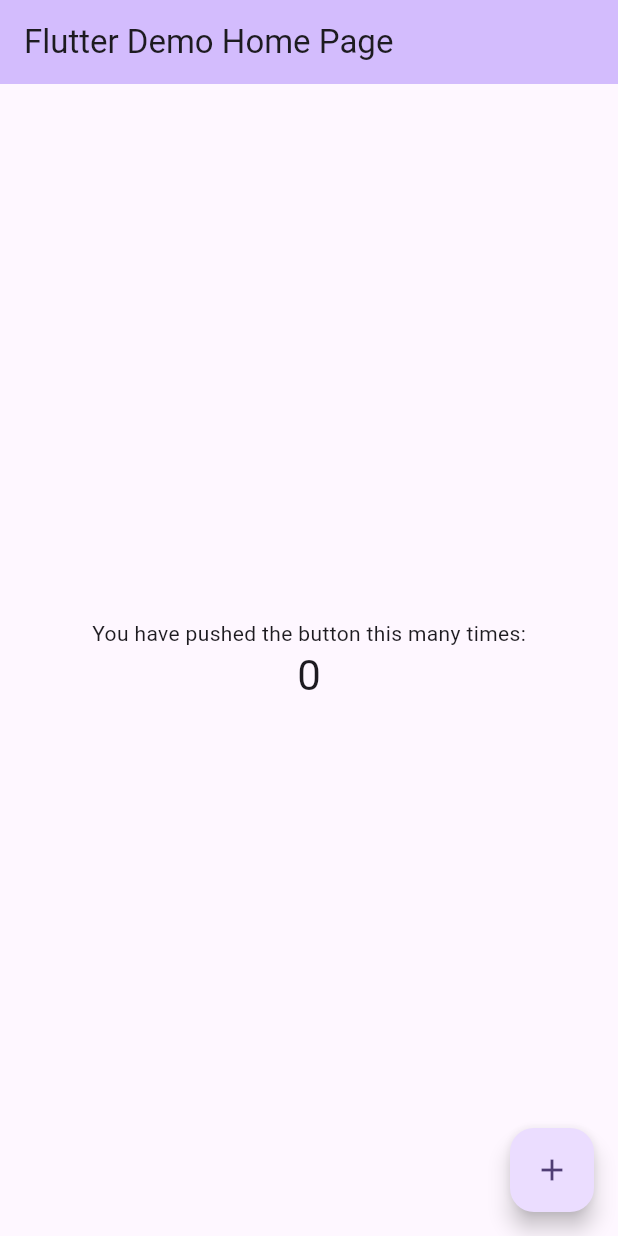
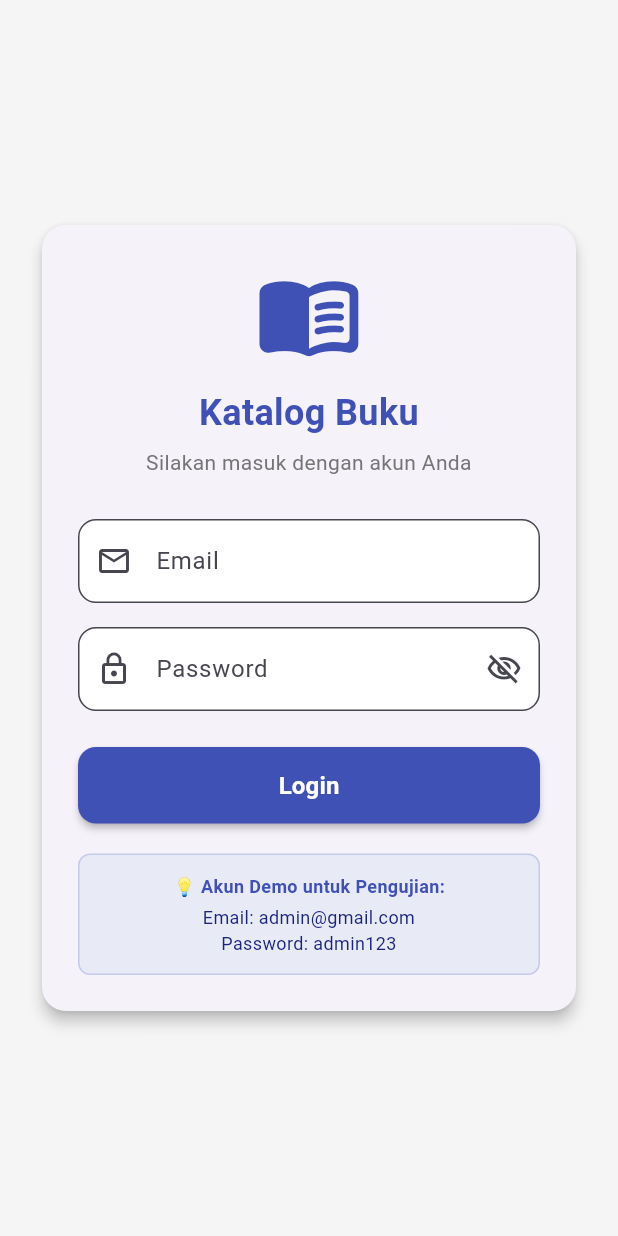
Before and after one commit to supremeinori/Latihan_Kuis_124240118, a Flutter app: the screen it shows after launch, on a phone screen of 412 x 824 dp. Run offline on Flutter 3.47's test engine with Material 3 defaults, Android fonts, the light colour scheme and no system bars.

Commit message:
tambah halaman login

```diff
--- a/lib/main.dart
+++ b/lib/main.dart
@@ -1,4 +1,5 @@
 import 'package:flutter/material.dart';
+import 'pages/login_page.dart';
 
 void main() {
   runApp(const MyApp());
@@ -7,116 +8,23 @@ void main() {
 class MyApp extends StatelessWidget {
   const MyApp({super.key});
 
-  // This widget is the root of your application.
   @override
   Widget build(BuildContext context) {
     return MaterialApp(
-      title: 'Flutter Demo',
+      title: 'Latihan Kuis - Katalog Buku',
+      debugShowCheckedModeBanner: false,
       theme: ThemeData(
-        // This is the theme of your application.
-        //
-        // TRY THIS: Try running your application with "flutter run". You'll see
-        // the application has a purple toolbar. Then, without quitting the app,
-        // try changing the seedColor in the colorScheme below to Colors.green
-        // and then invoke "hot reload" (save your changes or press the "hot
-        // reload" button in a Flutter-supported IDE, or press "r" if you used
-        // the command line to start the app).
-        //
-        // Notice that the counter didn't reset back to zero; the application
-        // state is not lost during the reload. To reset the state, use hot
-        // restart instead.
-        //
-        // This works for code too, not just values: Most code changes can be
-        // tested with just a hot reload.
-        colorScheme: .fromSeed(seedColor: Colors.deepPurple),
+        colorScheme: ColorScheme.fromSeed(
+          seedColor: Colors.indigo,
+          primary: Colors.indigo,
+        ),
+        useMaterial3: true,
+        appBarTheme: const AppBarTheme(
+          centerTitle: true,
+          elevation: 2,
+        ),
       ),
-      home: const MyHomePage(title: 'Flutter Demo Home Page'),
+      home: const LoginPage(),
     );
   }
 }
-
-class MyHomePage extends StatefulWidget {
-  const MyHomePage({super.key, required this.title});
-
-  // This widget is the home page of your application. It is stateful, meaning
-  // that it has a State object (defined below) that contains fields that affect
-  // how it looks.
-
-  // This class is the configuration for the state. It holds the values (in this
-  // case the title) provided by the parent (in this case the App widget) and
-  // used by the build method of the State. Fields in a Widget subclass are
-  // always marked "final".
-
-  final String title;
-
-  @override
-  State<MyHomePage> createState() => _MyHomePageState();
-}
-
-class _MyHomePageState extends State<MyHomePage> {
-  int _counter = 0;
-
-  void _incrementCounter() {
-    setState(() {
-      // This call to setState tells the Flutter framework that something has
-      // changed in this State, which causes it to rerun the build method below
-      // so that the display can reflect the updated values. If we changed
-      // _counter without calling setState(), then the build method would not be
-      // called again, and so nothing would appear to happen.
-      _counter++;
-    });
-  }
-
-  @override
-  Widget build(BuildContext context) {
-    // This method is rerun every time setState is called, for instance as done
-    // by the _incrementCounter method above.
-    //
-    // The Flutter framework has been optimized to make rerunning build methods
-    // fast, so that you can just rebuild anything that needs updating rather
-    // than having to individually change instances of widgets.
-    return Scaffold(
-      appBar: AppBar(
-        // TRY THIS: Try changing the color here to a specific color (to
-        // Colors.amber, perhaps?) and trigger a hot reload to see the AppBar
-        // change color while the other colors stay the same.
-        backgroundColor: Theme.of(context).colorScheme.inversePrimary,
-        // Here we take the value from the MyHomePage object that was created by
-        // the App.build method, and use it to set our appbar title.
-        title: Text(widget.title),
-      ),
-      body: Center(
-        // Center is a layout widget. It takes a single child and positions it
-        // in the middle of the parent.
-        child: Column(
-          // Column is also a layout widget. It takes a list of children and
-          // arranges them vertically. By default, it sizes itself to fit its
-          // children horizontally, and tries to be as tall as its parent.
-          //
-          // Column has various properties to control how it sizes itself and
-          // how it positions its children. Here we use mainAxisAlignment to
-          // center the children vertically; the main axis here is the vertical
-          // axis because Columns are vertical (the cross axis would be
-          // horizontal).
-          //
-          // TRY THIS: Invoke "debug painting" (choose the "Toggle Debug Paint"
-          // action in the IDE, or press "p" in the console), to see the
-          // wireframe for each widget.
-          mainAxisAlignment: .center,
-          children: [
-            const Text('You have pushed the button this many times:'),
-            Text(
-              '$_counter',
-              style: Theme.of(context).textTheme.headlineMedium,
-            ),
-          ],
-        ),
-      ),
-      floatingActionButton: FloatingActionButton(
-        onPressed: _incrementCounter,
-        tooltip: 'Increment',
-        child: const Icon(Icons.add),
-      ),
-    );
-  }
-}
--- /dev/null
+++ b/lib/pages/login_page.dart
@@ -0,0 +1,238 @@
+import 'package:flutter/material.dart';
+import 'library_page.dart';
+
+class LoginPage extends StatefulWidget {
+  const LoginPage({super.key});
+
+  @override
+  State<LoginPage> createState() => _LoginPageState();
+}
+
+class _LoginPageState extends State<LoginPage> {
+  // Controller untuk menangani input teks
+  final TextEditingController _emailController = TextEditingController();
+  final TextEditingController _passwordController = TextEditingController();
+
+  // GlobalKey untuk validasi form
+  final GlobalKey<FormState> _formKey = GlobalKey<FormState>();
+
+  // State untuk toggle visibilitas password
+  bool _obscurePassword = true;
+
+  // Akun dummy untuk simulasi kuis
+  static const String dummyEmail = 'admin@gmail.com';
+  static const String dummyPassword = 'admin123';
+
+  @override
+  void dispose() {
+    _emailController.dispose();
+    _passwordController.dispose();
+    super.dispose();
+  }
+
+  void _login() {
+    // Validasi input form terlebih dahulu
+    if (!_formKey.currentState!.validate()) {
+      return;
+    }
+
+    final String inputEmail = _emailController.text.trim();
+    final String inputPassword = _passwordController.text;
+
+    // Cek apakah email dan password sesuai dengan akun dummy
+    if (inputEmail == dummyEmail && inputPassword == dummyPassword) {
+      // Login Berhasil
+      ScaffoldMessenger.of(context).showSnackBar(
+        const SnackBar(
+          content: Text('Login berhasil! Selamat datang.'),
+          backgroundColor: Colors.green,
+          duration: Duration(seconds: 2),
+        ),
+      );
+
+      // Navigasi ke Library Page dan hapus riwayat login dari backstack
+      Navigator.pushReplacement(
+        context,
+        MaterialPageRoute(builder: (context) => const LibraryPage()),
+      );
+    } else {
+      // Login Gagal - Tampilkan pesan error sesuai instruksi soal
+      ScaffoldMessenger.of(context).showSnackBar(
+        const SnackBar(
+          content: Text('Email atau password tidak sesuai!'),
+          backgroundColor: Colors.redAccent,
+          duration: Duration(seconds: 3),
+        ),
+      );
+    }
+  }
+
+  @override
+  Widget build(BuildContext context) {
+    return Scaffold(
+      backgroundColor: Colors.grey[100],
+      body: SafeArea(
+        child: Center(
+          child: SingleChildScrollView(
+            padding: const EdgeInsets.symmetric(horizontal: 24.0, vertical: 16.0),
+            child: Card(
+              elevation: 4,
+              shape: RoundedRectangleBorder(
+                borderRadius: BorderRadius.circular(16),
+              ),
+              child: Padding(
+                padding: const EdgeInsets.all(24.0),
+                child: Form(
+                  key: _formKey,
+                  child: Column(
+                    mainAxisSize: MainAxisSize.min,
+                    crossAxisAlignment: CrossAxisAlignment.stretch,
+                    children: [
+                      // Logo atau Ikon Aplikasi
+                      const Icon(
+                        Icons.menu_book_rounded,
+                        size: 72,
+                        color: Colors.indigo,
+                      ),
+                      const SizedBox(height: 12),
+                      const Text(
+                        'Katalog Buku',
+                        textAlign: TextAlign.center,
+                        style: TextStyle(
+                          fontSize: 24,
+                          fontWeight: FontWeight.bold,
+                          color: Colors.indigo,
+                        ),
+                      ),
+                      const SizedBox(height: 6),
+                      Text(
+                        'Silakan masuk dengan akun Anda',
+                        textAlign: TextAlign.center,
+                        style: TextStyle(
+                          fontSize: 14,
+                          color: Colors.grey[600],
+                        ),
+                      ),
+                      const SizedBox(height: 28),
+
+                      // Input Email
+                      TextFormField(
+                        controller: _emailController,
+                        keyboardType: TextInputType.emailAddress,
+                        decoration: InputDecoration(
+                          labelText: 'Email',
+                          hintText: 'admin@gmail.com',
+                          prefixIcon: const Icon(Icons.email_outlined),
+                          border: OutlineInputBorder(
+                            borderRadius: BorderRadius.circular(12),
+                          ),
+                          filled: true,
+                          fillColor: Colors.white,
+                        ),
+                        validator: (value) {
+                          if (value == null || value.trim().isEmpty) {
+                            return 'Email tidak boleh kosong';
+                          }
+                          return null;
+                        },
+                      ),
+                      const SizedBox(height: 16),
+
+                      // Input Password
+                      TextFormField(
+                        controller: _passwordController,
+                        obscureText: _obscurePassword,
+                        decoration: InputDecoration(
+                          labelText: 'Password',
+                          hintText: 'admin123',
+                          prefixIcon: const Icon(Icons.lock_outline),
+                          suffixIcon: IconButton(
+                            icon: Icon(
+                              _obscurePassword
+                                  ? Icons.visibility_off_outlined
+                                  : Icons.visibility_outlined,
+                            ),
+                            onPressed: () {
+                              setState(() {
+                                _obscurePassword = !_obscurePassword;
+                              });
+                            },
+                          ),
+                          border: OutlineInputBorder(
+                            borderRadius: BorderRadius.circular(12),
+                          ),
+                          filled: true,
+                          fillColor: Colors.white,
+                        ),
+                        validator: (value) {
+                          if (value == null || value.isEmpty) {
+                            return 'Password tidak boleh kosong';
+                          }
+                          return null;
+                        },
+                      ),
+                      const SizedBox(height: 24),
+
+                      // Tombol Login
+                      ElevatedButton(
+                        onPressed: _login,
+                        style: ElevatedButton.styleFrom(
+                          backgroundColor: Colors.indigo,
+                          foregroundColor: Colors.white,
+                          padding: const EdgeInsets.symmetric(vertical: 14),
+                          shape: RoundedRectangleBorder(
+                            borderRadius: BorderRadius.circular(12),
+                          ),
+                          elevation: 2,
+                        ),
+                        child: const Text(
+                          'Login',
+                          style: TextStyle(
+                            fontSize: 16,
+                            fontWeight: FontWeight.bold,
+                          ),
+                        ),
+                      ),
+                      const SizedBox(height: 20),
+
+                      // Info Akun Demo untuk Kemudahan Evaluasi / Pengujian
+                      Container(
+                        padding: const EdgeInsets.all(12),
+                        decoration: BoxDecoration(
+                          color: Colors.indigo.shade50,
+                          borderRadius: BorderRadius.circular(8),
+                          border: Border.all(color: Colors.indigo.shade100),
+                        ),
+                        child: Column(
+                          children: [
+                            const Text(
+                              '💡 Akun Demo untuk Pengujian:',
+                              style: TextStyle(
+                                fontSize: 12,
+                                fontWeight: FontWeight.bold,
+                                color: Colors.indigo,
+                              ),
+                            ),
+                            const SizedBox(height: 4),
+                            Text(
+                              'Email: $dummyEmail\nPassword: $dummyPassword',
+                              textAlign: TextAlign.center,
+                              style: TextStyle(
+                                fontSize: 12,
+                                color: Colors.indigo.shade900,
+                              ),
+                            ),
+                          ],
+                        ),
+                      ),
+                    ],
+                  ),
+                ),
+              ),
+            ),
+          ),
+        ),
+      ),
+    );
+  }
+}
```
Also changed, not shown: lib/Data/bookModels.dart (added, +150 -0 lines), lib/pages/library_page.dart (added, +19 -0 lines).
